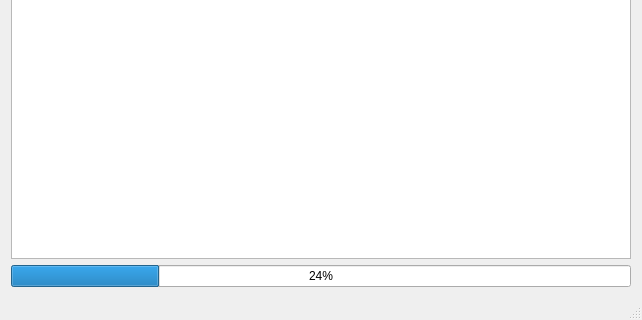
Before: the Qt Designer form mainwindow.ui in HenriPirinen/Media-Crawler, drawn with Qt 5; both pictures show x 0 to 642 and y 237 to 557 of the 642 by 557 pixel window.
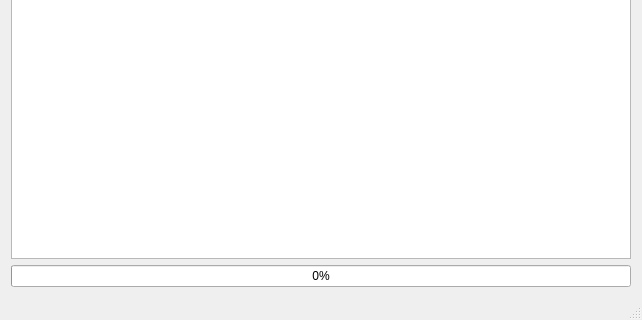
After: the same form once the commit is applied. Icons and pictures are not drawn.

Commit message: Get media type from the JSON response

Diff of the .ui file:
```diff
--- a/mainwindow.ui
+++ b/mainwindow.ui
@@ -48,7 +48,7 @@
     <item>
      <widget class="QProgressBar" name="progressBar">
       <property name="value">
-       <number>24</number>
+       <number>0</number>
       </property>
      </widget>
     </item>
```
The commit also changes 2 other files.
